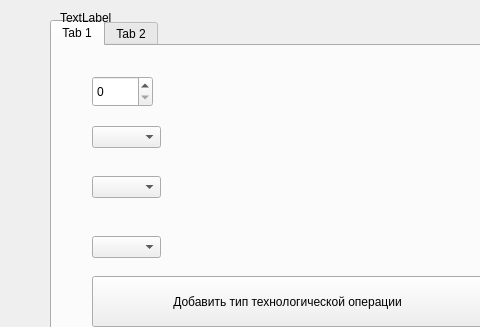
PLevinskaia/Pre_AppraisalProgram, file CreatingW.ui: the form before one commit; both pictures show x 0 to 480 and y 0 to 327 of the 1108 by 706 pixel window.
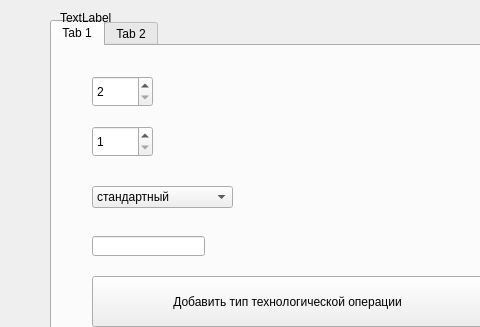
The form after the commit.

Diff of the .ui file:
```diff
--- a/CreatingW.ui
+++ b/CreatingW.ui
@@ -52,35 +52,11 @@
         <height>31</height>
        </rect>
       </property>
-     </widget>
-     <widget class="QComboBox" name="comboBox">
-      <property name="geometry">
-       <rect>
-        <x>40</x>
-        <y>190</y>
-        <width>69</width>
-        <height>22</height>
-       </rect>
+      <property name="minimum">
+       <number>2</number>
       </property>
-     </widget>
-     <widget class="QComboBox" name="comboBox_2">
-      <property name="geometry">
-       <rect>
-        <x>40</x>
-        <y>80</y>
-        <width>69</width>
-        <height>22</height>
-       </rect>
-      </property>
-     </widget>
-     <widget class="QComboBox" name="comboBox_3">
-      <property name="geometry">
-       <rect>
-        <x>40</x>
-        <y>130</y>
-        <width>69</width>
-        <height>22</height>
-       </rect>
+      <property name="maximum">
+       <number>6</number>
       </property>
      </widget>
      <widget class="QPushButton" name="pushButton_3">
@@ -167,6 +143,60 @@
        <string>Удалить тип технологической операции</string>
       </property>
      </widget>
+     <widget class="QSpinBox" name="spinBox_2">
+      <property name="geometry">
+       <rect>
+        <x>40</x>
+        <y>80</y>
+        <width>61</width>
+        <height>31</height>
+       </rect>
+      </property>
+      <property name="minimum">
+       <number>1</number>
+      </property>
+      <property name="maximum">
+       <number>100</number>
+      </property>
+     </widget>
+     <widget class="QLineEdit" name="lineEdit">
+      <property name="geometry">
+       <rect>
+        <x>40</x>
+        <y>190</y>
+        <width>113</width>
+        <height>20</height>
+       </rect>
+      </property>
+     </widget>
+     <widget class="QComboBox" name="comboBox">
+      <property name="geometry">
+       <rect>
+        <x>40</x>
+        <y>140</y>
+        <width>141</width>
+        <height>22</height>
+       </rect>
+      </property>
+      <property name="editable">
+       <bool>false</bool>
+      </property>
+      <item>
+       <property name="text">
+        <string>стандартный</string>
+       </property>
+      </item>
+      <item>
+       <property name="text">
+        <string>сложный</string>
+       </property>
+      </item>
+      <item>
+       <property name="text">
+        <string>особо сложный</string>
+       </property>
+      </item>
+     </widget>
     </widget>
     <widget class="QWidget" name="tab_2">
      <attribute name="title">
```
